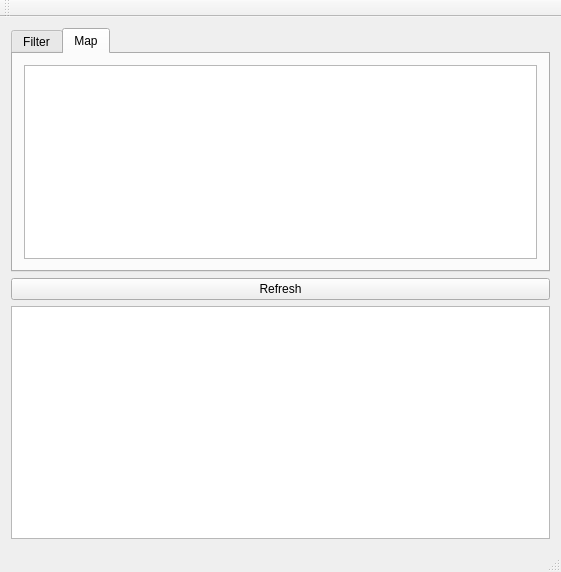
Above: provamimainwindow.ui from ARPA-SIMC/provami before the change. Below: the same form after it.
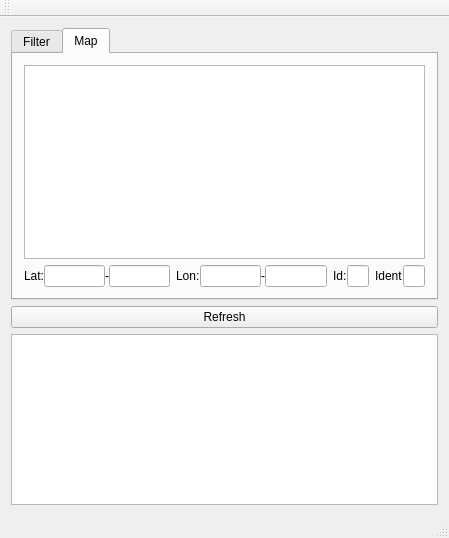
That is the form after the change. Custom widgets are drawn as their Qt base class.

Commit message: Show map selection, and restrict filters based on map selection

```diff
--- a/provamimainwindow.ui
+++ b/provamimainwindow.ui
@@ -6,8 +6,8 @@
    <rect>
     <x>0</x>
     <y>0</y>
-    <width>561</width>
-    <height>572</height>
+    <width>449</width>
+    <height>538</height>
    </rect>
   </property>
   <property name="sizePolicy">
@@ -104,6 +104,113 @@
           </property>
          </widget>
         </item>
+        <item>
+         <layout class="QHBoxLayout" name="horizontalLayout">
+          <property name="spacing">
+           <number>6</number>
+          </property>
+          <item>
+           <layout class="QHBoxLayout" name="horizontalLayout_2">
+            <property name="spacing">
+             <number>0</number>
+            </property>
+            <property name="leftMargin">
+             <number>0</number>
+            </property>
+            <item>
+             <widget class="QLabel" name="label_5">
+              <property name="text">
+               <string>Lat:</string>
+              </property>
+             </widget>
+            </item>
+            <item>
+             <widget class="QLineEdit" name="filter_latmin"/>
+            </item>
+            <item>
+             <widget class="QLabel" name="label_7">
+              <property name="text">
+               <string>-</string>
+              </property>
+             </widget>
+            </item>
+            <item>
+             <widget class="QLineEdit" name="filter_latmax"/>
+            </item>
+           </layout>
+          </item>
+          <item>
+           <layout class="QHBoxLayout" name="horizontalLayout_3">
+            <property name="spacing">
+             <number>0</number>
+            </property>
+            <property name="leftMargin">
+             <number>0</number>
+            </property>
+            <item>
+             <widget class="QLabel" name="label_6">
+              <property name="text">
+               <string>Lon:</string>
+              </property>
+             </widget>
+            </item>
+            <item>
+             <widget class="QLineEdit" name="filter_lonmin"/>
+            </item>
+            <item>
+             <widget class="QLabel" name="label_8">
+              <property name="text">
+               <string>-</string>
+              </property>
+             </widget>
+            </item>
+            <item>
+             <widget class="QLineEdit" name="filter_lonmax"/>
+            </item>
+           </layout>
+          </item>
+          <item>
+           <layout class="QHBoxLayout" name="horizontalLayout_4">
+            <property name="spacing">
+             <number>0</number>
+            </property>
+            <property name="leftMargin">
+             <number>0</number>
+            </property>
+            <item>
+             <widget class="QLabel" name="label_9">
+              <property name="text">
+               <string>Id:</string>
+              </property>
+             </widget>
+            </item>
+            <item>
+             <widget class="QLineEdit" name="filter_ana_id"/>
+            </item>
+           </layout>
+          </item>
+          <item>
+           <layout class="QHBoxLayout" name="horizontalLayout_5">
+            <property name="spacing">
+             <number>0</number>
+            </property>
+            <property name="leftMargin">
+             <number>0</number>
+            </property>
+            <item>
+             <widget class="QLabel" name="label_10">
+              <property name="text">
+               <string>Ident</string>
+              </property>
+             </widget>
+            </item>
+            <item>
+             <widget class="QLineEdit" name="filter_ident"/>
+            </item>
+           </layout>
+          </item>
+         </layout>
+        </item>
        </layout>
       </widget>
      </widget>
```
Left out of the diff: 2 changed lines with no effect on the pictures. The commit also changes 6 other files.
